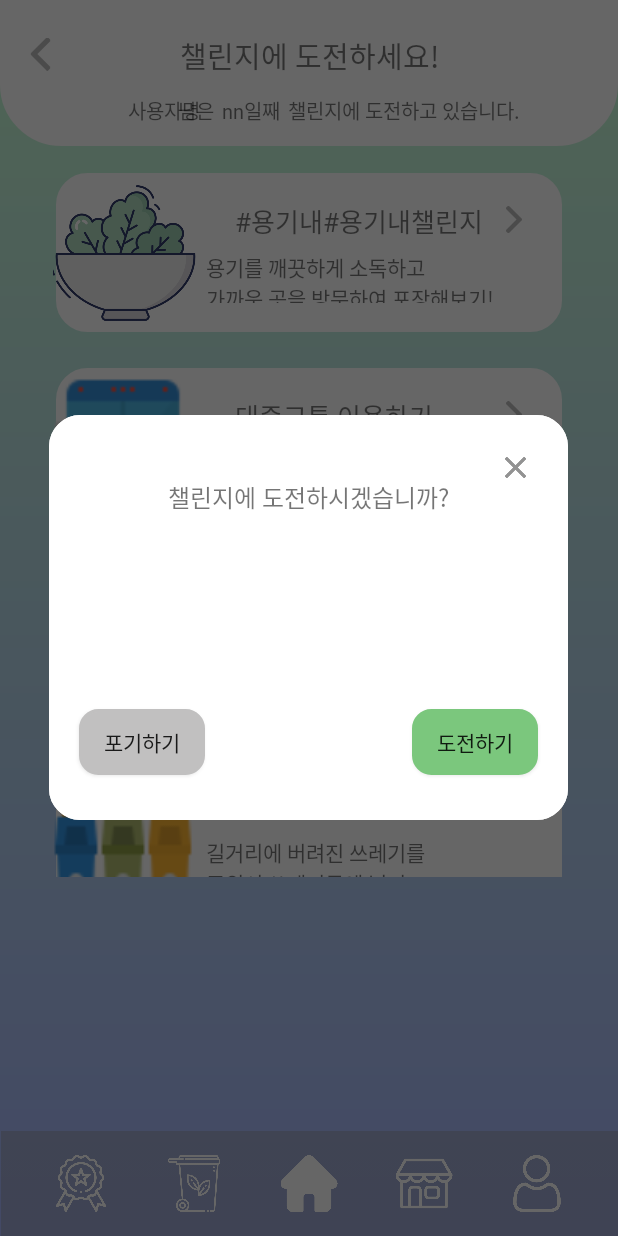
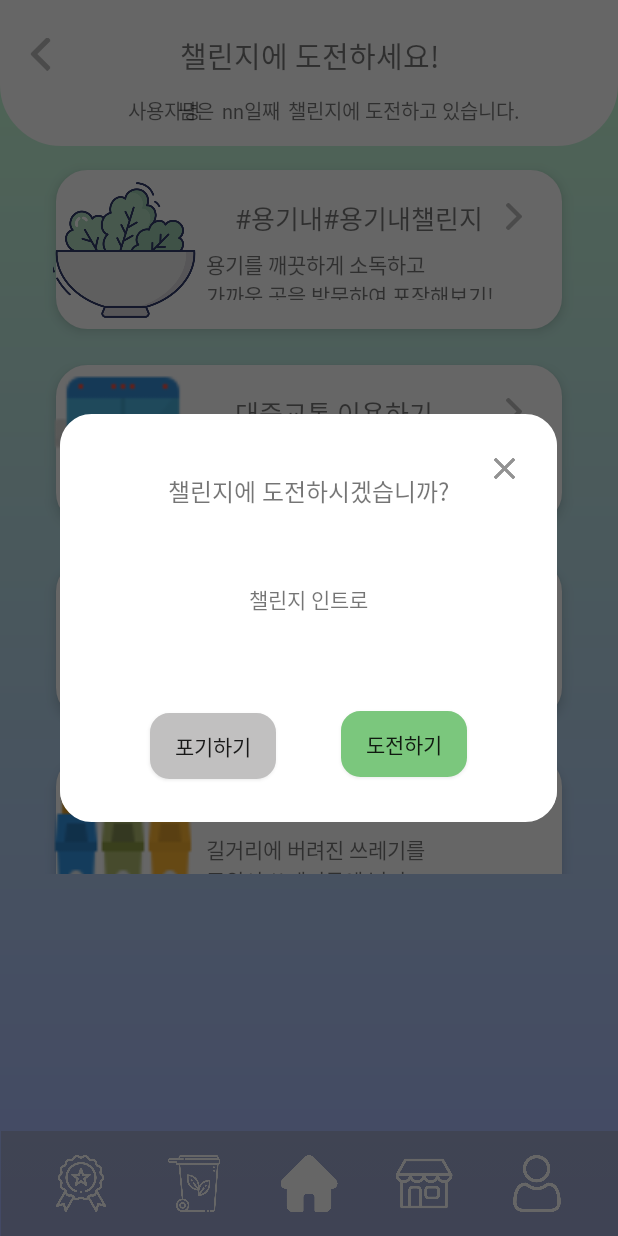
Before and after one commit to jxxny/GreenDay, an Android app: the challenge screen opened directly, with no data from a screen before it, after a tap on "#용기내#용기내챌린지", on a phone screen of 412 x 824 dp. Run offline under Robolectric (Android 15) with nearby library versions, the phone set to English and light mode, and no system bars.

Commit message:
무야호~

```diff
--- a/app/src/main/res/layout/challenge_activity.xml
+++ b/app/src/main/res/layout/challenge_activity.xml
@@ -160,7 +160,7 @@
         android:layout_height="481dp"
         android:layout_marginStart="15dp"
         android:layout_marginLeft="15dp"
-        android:layout_marginTop="5dp"
+        android:layout_marginTop="3dp"
         android:layout_marginEnd="15dp"
         android:layout_marginRight="15dp"
         app:layout_constraintEnd_toEndOf="parent"
--- a/app/src/main/res/layout/challenge_list.xml
+++ b/app/src/main/res/layout/challenge_list.xml
@@ -4,6 +4,7 @@
     xmlns:tools="http://schemas.android.com/tools"
     android:layout_width="match_parent"
     android:layout_height="110dp"
+    android:elevation="5dp"
     android:background="@drawable/challenge">
 
     <TextView
--- a/app/src/main/res/layout/challenge_popup.xml
+++ b/app/src/main/res/layout/challenge_popup.xml
@@ -8,12 +8,12 @@
 
     <TextView
         android:id="@+id/popup"
-        android:layout_width="350dp"
+        android:layout_width="335dp"
         android:layout_height="274dp"
         android:background="@drawable/challenge"
         android:fontFamily="@font/nanum_eb"
         android:gravity="center"
-        android:paddingBottom="160dp"
+        android:paddingBottom="170dp"
         android:text="챌린지에 도전하시겠습니까?"
         android:textSize="16sp"
         app:layout_constraintBottom_toBottomOf="parent"
@@ -25,8 +25,8 @@
         android:id="@+id/start_button"
         android:layout_width="wrap_content"
         android:layout_height="wrap_content"
-        android:layout_marginEnd="20dp"
-        android:layout_marginRight="20dp"
+        android:layout_marginEnd="60dp"
+        android:layout_marginRight="60dp"
         android:layout_marginBottom="30dp"
         android:background="@drawable/full_view_layout"
         android:elevation="5dp"
@@ -40,9 +40,9 @@
         android:id="@+id/giveup_button"
         android:layout_width="wrap_content"
         android:layout_height="wrap_content"
-        android:layout_marginStart="20dp"
-        android:layout_marginLeft="20dp"
-        android:layout_marginBottom="30dp"
+        android:layout_marginStart="60dp"
+        android:layout_marginLeft="60dp"
+        android:layout_marginBottom="28dp"
         android:background="@drawable/chall_giveup_layout"
         android:elevation="5dp"
         android:text="포기하기"
@@ -60,4 +60,15 @@
         app:layout_constraintEnd_toEndOf="@+id/popup"
         app:layout_constraintTop_toTopOf="@+id/popup" />
 
+    <TextView
+        android:id="@+id/popup_chall_intro"
+        android:layout_width="wrap_content"
+        android:layout_height="wrap_content"
+        android:text="챌린지 인트로"
+        app:layout_constraintBottom_toBottomOf="parent"
+        app:layout_constraintEnd_toEndOf="parent"
+        app:layout_constraintStart_toStartOf="parent"
+        app:layout_constraintTop_toTopOf="parent"
+        app:layout_constraintVertical_bias="0.45" />
+
 </androidx.constraintlayout.widget.ConstraintLayout>
```
Also changed, not shown: app/src/main/res/drawable/black_x.png (added).
